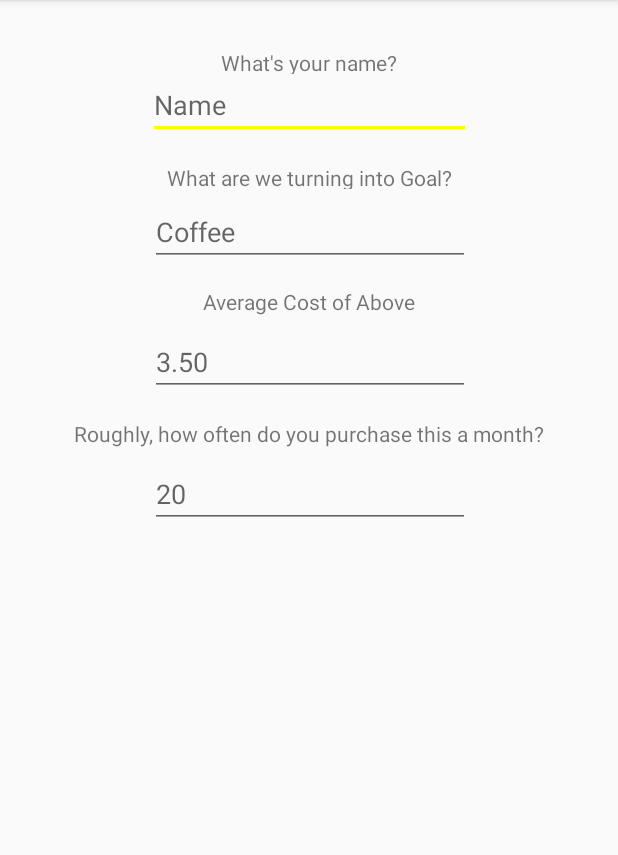
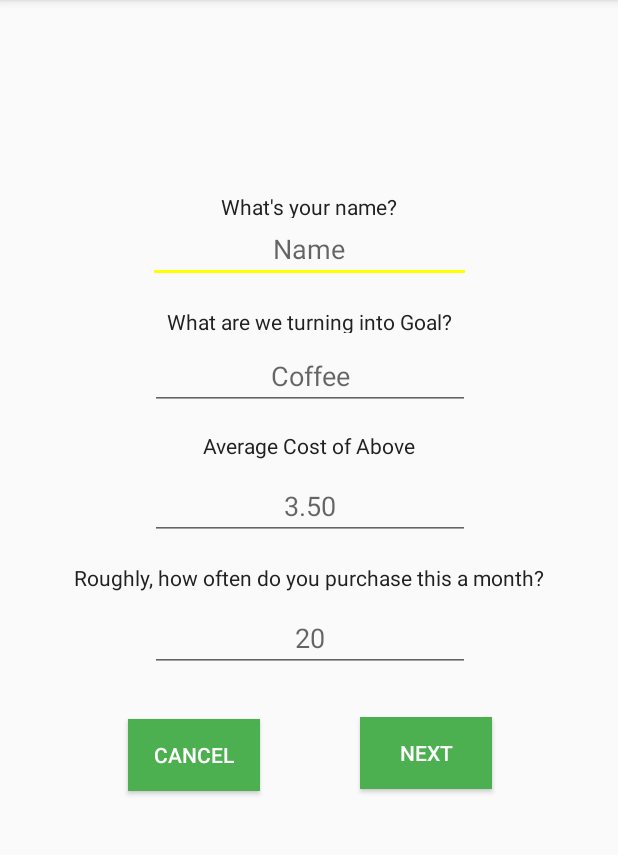
Before and after one commit to ChanceMagno/Quibit-android, an Android app: the CreateGoal screen opened directly, with no data from a screen before it, on a phone screen of 412 x 824 dp, the part 84-939 px from its top. Run offline under Robolectric (Android 15) with nearby library versions, the phone set to English and light mode, and no system bars.

Commit message:
add nextButton and cancelButton to createGoalActivity

```diff
--- a/app/src/main/res/layout/activity_create_goal.xml
+++ b/app/src/main/res/layout/activity_create_goal.xml
@@ -12,12 +12,13 @@
         android:id="@+id/textViewName"
         android:layout_width="wrap_content"
         android:layout_height="17dp"
+        android:layout_marginTop="128dp"
         android:text="What's your name?"
+        android:textColor="@color/primaryText"
+        app:layout_constraintHorizontal_bias="0.501"
         app:layout_constraintLeft_toLeftOf="parent"
         app:layout_constraintRight_toRightOf="parent"
-        app:layout_constraintHorizontal_bias="0.501"
-        app:layout_constraintTop_toTopOf="parent"
-        android:layout_marginTop="32dp" />
+        app:layout_constraintTop_toTopOf="parent" />
 
     <EditText
         android:id="@+id/editTextName"
@@ -26,32 +27,35 @@
         android:ems="10"
         android:hint="Name"
         android:inputType="textPersonName"
+        android:textAlignment="center"
+        app:layout_constraintHorizontal_bias="0.502"
         app:layout_constraintLeft_toLeftOf="parent"
         app:layout_constraintRight_toRightOf="parent"
-        app:layout_constraintHorizontal_bias="0.502"
         app:layout_constraintTop_toBottomOf="@+id/textViewName" />
 
     <TextView
         android:id="@+id/textViewItem"
         android:layout_width="wrap_content"
         android:layout_height="17dp"
+        android:layout_marginTop="16dp"
         android:text="What are we turning into Goal?"
+        android:textColor="@color/primaryText"
         app:layout_constraintLeft_toLeftOf="parent"
         app:layout_constraintRight_toRightOf="parent"
-        android:layout_marginTop="16dp"
         app:layout_constraintTop_toBottomOf="@+id/editTextName" />
 
     <EditText
         android:id="@+id/editTextItem"
         android:layout_width="wrap_content"
         android:layout_height="43dp"
+        android:layout_marginTop="8dp"
         android:ems="10"
         android:hint="Coffee"
         android:inputType="textPersonName"
+        android:textAlignment="center"
+        app:layout_constraintHorizontal_bias="0.502"
         app:layout_constraintLeft_toLeftOf="parent"
         app:layout_constraintRight_toRightOf="parent"
-        app:layout_constraintHorizontal_bias="0.502"
-        android:layout_marginTop="8dp"
         app:layout_constraintTop_toBottomOf="@+id/textViewItem" />
 
     <TextView
@@ -60,6 +64,7 @@
         android:layout_height="wrap_content"
         android:layout_marginTop="14dp"
         android:text="Average Cost of Above"
+        android:textColor="@color/primaryText"
         app:layout_constraintLeft_toLeftOf="parent"
         app:layout_constraintRight_toRightOf="parent"
         app:layout_constraintTop_toBottomOf="@+id/editTextItem" />
@@ -72,6 +77,7 @@
         android:ems="10"
         android:hint="3.50"
         android:inputType="numberDecimal"
+        android:textAlignment="center"
         app:layout_constraintBottom_toBottomOf="parent"
         app:layout_constraintHorizontal_bias="0.502"
         app:layout_constraintLeft_toLeftOf="parent"
@@ -85,6 +91,7 @@
         android:layout_height="wrap_content"
         android:layout_marginTop="15dp"
         android:text="Roughly, how often do you purchase this a month?"
+        android:textColor="@color/primaryText"
         app:layout_constraintLeft_toLeftOf="parent"
         app:layout_constraintRight_toRightOf="parent"
         app:layout_constraintTop_toBottomOf="@+id/editTextItemCost" />
@@ -97,9 +104,37 @@
         android:ems="10"
         android:hint="20"
         android:inputType="number"
+        android:textAlignment="center"
+        app:layout_constraintHorizontal_bias="0.502"
         app:layout_constraintLeft_toLeftOf="parent"
         app:layout_constraintRight_toRightOf="parent"
-        app:layout_constraintTop_toBottomOf="@+id/textViewItemMonthly"
-        app:layout_constraintHorizontal_bias="0.502" />
+        app:layout_constraintTop_toBottomOf="@+id/textViewItemMonthly" />
+
+    <Button
+        android:id="@+id/button"
+        android:layout_width="wrap_content"
+        android:layout_height="wrap_content"
+        android:layout_marginLeft="84dp"
+        android:layout_marginRight="84dp"
+        android:layout_marginTop="30dp"
+        android:background="@color/colorPrimary"
+        android:text="Next"
+        android:textColor="@color/whiteText"
+        app:layout_constraintHorizontal_bias="1.0"
+        app:layout_constraintLeft_toRightOf="@+id/button2"
+        app:layout_constraintRight_toRightOf="parent"
+        app:layout_constraintTop_toBottomOf="@+id/editText4" />
+
+    <Button
+        android:id="@+id/button2"
+        android:layout_width="wrap_content"
+        android:layout_height="wrap_content"
+        android:layout_marginLeft="85dp"
+        android:layout_marginTop="31dp"
+        android:background="@color/colorPrimary"
+        android:text="Cancel"
+        android:textColor="@color/whiteText"
+        app:layout_constraintLeft_toLeftOf="parent"
+        app:layout_constraintTop_toBottomOf="@+id/editText4" />
 
 </android.support.constraint.ConstraintLayout>
```
